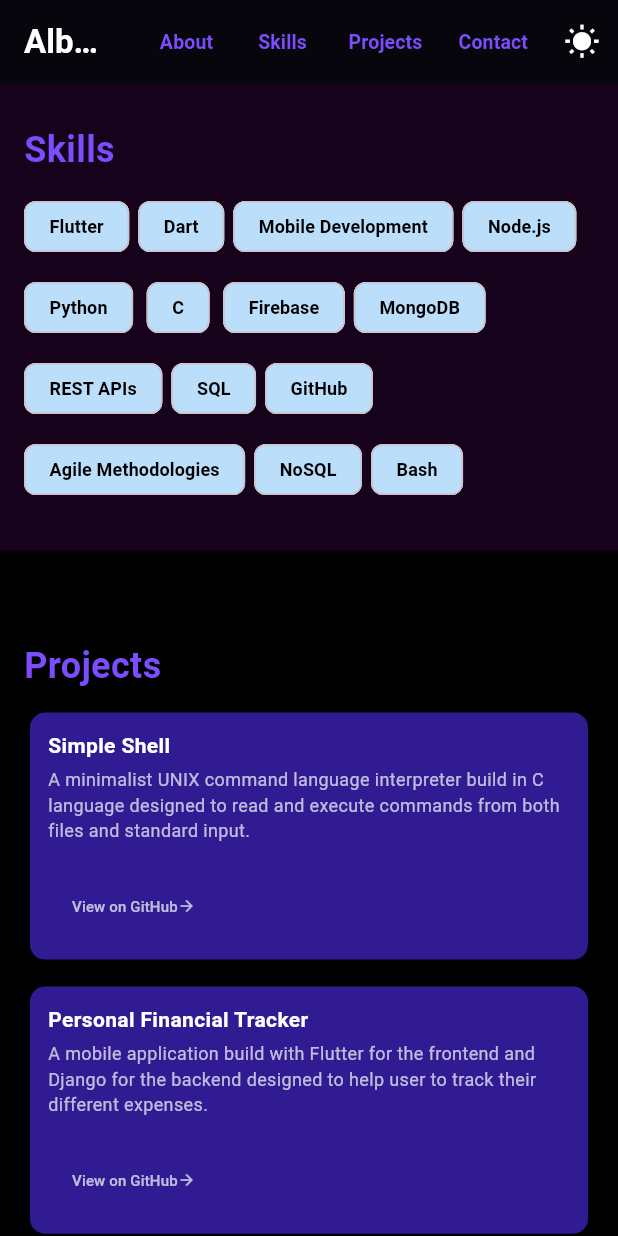
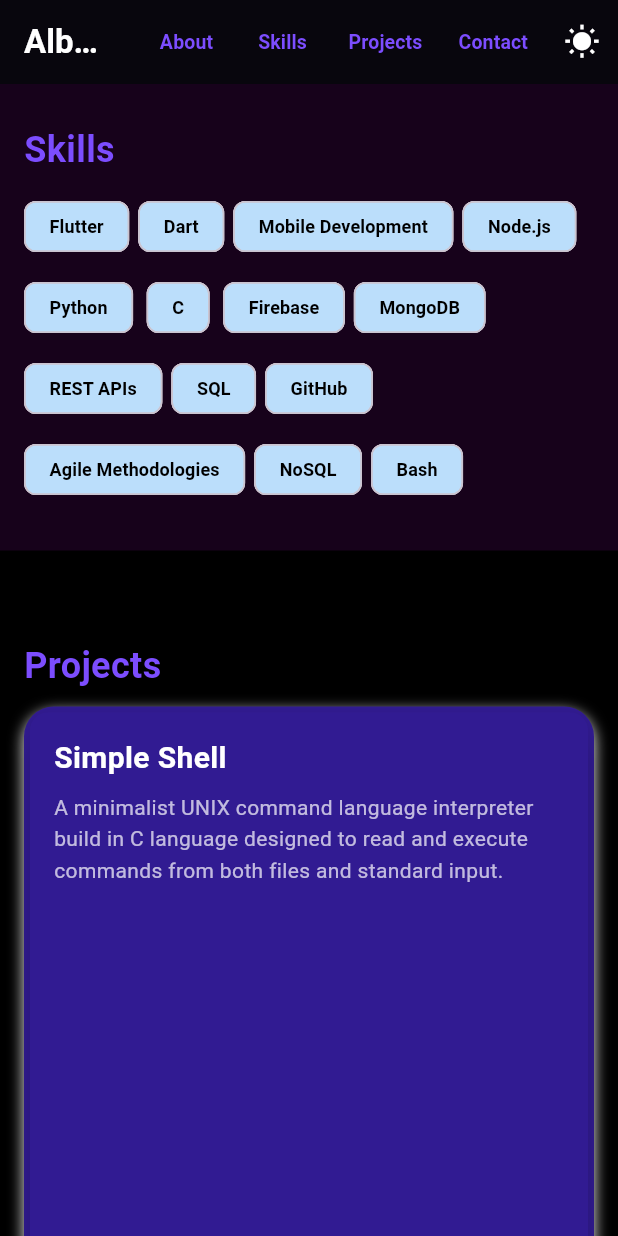
Before and after one commit to DTAJ095/portfolio-project, a Flutter app: the screen it shows after launch, scrolled down 576 dp, on a phone screen of 412 x 824 dp. Run offline on Flutter 3.47's test engine with Material 3 defaults, Android fonts, the phone set to English and light mode, and no system bars; our stand-ins replace font_awesome_flutter, google_fonts; network calls fail; Roboto replaces fonts that are missing (Aleo).

Commit message:
updated UI design

```diff
--- a/portfolio/lib/pages/home_page.dart
+++ b/portfolio/lib/pages/home_page.dart
@@ -400,15 +400,15 @@ class _PortfolioHomePageState extends State<PortfolioHomePage> {
         : Colors.deepPurple;
     final isMobile = screenWidth < 600;
     // Laptop: 900px-1400px, Desktop: >1400px, Tablet: 600-900px, Mobile: <600px
-    int crossAxisCount;
-    if (screenWidth >= 1400) {
-      crossAxisCount = 2;
-    } else if (screenWidth >= 900) {
-      crossAxisCount = 1;
-    } else {
-      crossAxisCount = 1;
-    }
-    final childAspectRatio = isMobile ? 2.2 : 3.5;
+    // int crossAxisCount;
+    // if (screenWidth >= 1400) {
+    //   crossAxisCount = 1;
+    // } else if (screenWidth >= 900) {
+    //   crossAxisCount = 1;
+    // } else {
+    //   crossAxisCount = 1;
+    // }
+    // final childAspectRatio = isMobile ? 2.2 : 3.5;
     return Padding(
       key: key,
       padding: EdgeInsets.symmetric(
@@ -429,76 +429,118 @@ class _PortfolioHomePageState extends State<PortfolioHomePage> {
             ),
           ),
           SizedBox(height: isMobile ? 10 : 20),
-          GridView.builder(
+          ListView.separated(
             shrinkWrap: true,
-            physics: AlwaysScrollableScrollPhysics(),
+            physics: NeverScrollableScrollPhysics(),
+            scrollDirection: Axis.vertical,
             itemCount: projects.length,
-            gridDelegate: SliverGridDelegateWithFixedCrossAxisCount(
-              crossAxisCount: crossAxisCount,
-              crossAxisSpacing: 10.0,
-              mainAxisSpacing: 10.0,
-              childAspectRatio: childAspectRatio,
-            ),
             itemBuilder: (context, index) {
-              return _buildProjectCard(projects[index], isMobile);
+              return Padding(
+                padding: const EdgeInsets.only(bottom: 12.0),
+                child: _buildProjectContainer(projects[index], isMobile),
+              );
+            },
+            separatorBuilder: (BuildContext context, int index) {
+              return SizedBox(height: isMobile ? 20 : 30);
             },
           ),
+          // GridView.builder(
+          //   shrinkWrap: true,
+          //   physics: AlwaysScrollableScrollPhysics(),
+          //   itemCount: projects.length,
+          //   gridDelegate: SliverGridDelegateWithFixedCrossAxisCount(
+          //     crossAxisCount: crossAxisCount,
+          //     crossAxisSpacing: 10.0,
+          //     mainAxisSpacing: 10.0,
+          //     childAspectRatio: childAspectRatio,
+          //   ),
+          //   itemBuilder: (context, index) {
+          //     return _buildProjectCard(projects[index], isMobile);
+          //   },
+          // ),
         ],
       ),
     );
   }
 
-  Widget _buildProjectCard(Map<String, String> project, bool isMobile) {
-    final cardTextColor = _isDarkMode ? Colors.white : Colors.black87;
-    final cardDescColor = _isDarkMode ? Colors.white70 : Colors.black54;
-    final cardBgColor = _isDarkMode
+  Widget _buildProjectContainer(Map<String, String> project, bool isMobile) {
+    final textColor = _isDarkMode ? Colors.white : Colors.black87;
+    final desColor = _isDarkMode ? Colors.white70 : Colors.black54;
+    final backgroundColor = _isDarkMode
         ? Colors.deepPurple.shade900
         : Colors.blue.shade100;
-    return Card(
-      elevation: 4,
-      color: cardBgColor,
-      shape: RoundedRectangleBorder(borderRadius: BorderRadius.circular(10)),
+    return Container(
+      height: 500,
+      decoration: BoxDecoration(
+        color: backgroundColor,
+        borderRadius: BorderRadius.circular(20.0),
+        boxShadow: [
+          BoxShadow(
+            color: _isDarkMode ? Colors.white : Colors.black12,
+            blurRadius: 8,
+            offset: Offset(0, 4),
+          ),
+        ],
+      ),
+      child: Card(
+        elevation: 10,
+        color: backgroundColor,
         child: Padding(
-        padding: EdgeInsets.all(isMobile ? 12.0 : 20.0),
+          padding: EdgeInsets.all(isMobile ? 16.0 : 24.0),
           child: Column(
             crossAxisAlignment: CrossAxisAlignment.start,
             children: [
               Text(
-              project['name']!,
-              style: TextStyle(
-                fontSize: isMobile ? 14 : 24,
+                project['name'] ?? 'Project Name',
+                style: GoogleFonts.readexPro(
+                  textStyle: TextStyle(
+                    fontSize: isMobile ? 20 : 24,
                     fontWeight: FontWeight.bold,
-                color: cardTextColor,
+                    color: textColor,
                   ),
                 ),
-            SizedBox(height: isMobile ? 4 : 8),
-            Text(
-              project['description']!,
+              ),
+              SizedBox(height: isMobile ? 8 : 12),
+              Expanded(
+                child: Text(
+                  project['description'] ?? 'Project Description',
                   style: GoogleFonts.aleo(
                     textStyle: TextStyle(
-                  fontSize: isMobile ? 12 : 16,
-                  color: cardDescColor,
+                      fontSize: isMobile ? 14 : 16,
+                      color: desColor,
+                      height: 1.5,
+                    ),
                   ),
                 ),
               ),
               Spacer(),
-            MaterialButton(
-              onPressed: () => _launchURL(project['link']!),
+              InkWell(
+                onHover: (value) => _isHovering(),
+                highlightColor: _isDarkMode
+                    ? Colors.deepPurpleAccent.withAlpha(30)
+                    : Colors.deepPurple.withAlpha(30),
+                customBorder: RoundedRectangleBorder(
+                  borderRadius: BorderRadius.circular(8),
+                ),
+                borderRadius: BorderRadius.circular(8),
+                onTap: () => {
+                  if (project['link'] != null) {_launchURL(project['link']!)},
+                },
                 child: Row(
                   children: [
                     Text(
-                    'View on GitHub',
-                    style: GoogleFonts.aleo(
+                      'View Project',
+                      style: GoogleFonts.readexPro(
                         textStyle: TextStyle(
-                        fontSize: isMobile ? 10 : 14,
-                        color: cardDescColor,
+                          fontSize: isMobile ? 14 : 16,
+                          color: Colors.white,
                         ),
                       ),
                     ),
                     Icon(
                       Icons.arrow_forward,
-                    size: isMobile ? 12 : 16,
-                    color: cardDescColor,
+                      color: Colors.white,
+                      size: isMobile ? 16 : 20,
                     ),
                   ],
                 ),
@@ -506,15 +548,78 @@ class _PortfolioHomePageState extends State<PortfolioHomePage> {
             ],
           ),
         ),
+      ),
     );
   }
 
+  late AnimationController animationController;
+  void _isHovering() {}
+  // Widget _buildProjectCard(Map<String, String> project, bool isMobile) {
+  //   final cardTextColor = _isDarkMode ? Colors.white : Colors.black87;
+  //   final cardDescColor = _isDarkMode ? Colors.white70 : Colors.black54;
+  //   final cardBgColor = _isDarkMode
+  //       ? Colors.deepPurple.shade900
+  //       : Colors.blue.shade100;
+  //   return StatefulBuilder(
+  //     builder: (context, setState) {
+  //       return InkWell(
+  //         onTap: () {
+  //           if (project['link'] != null) {
+  //             _launchURL(project['link']!);
+  //           }
+  //         },
+  //         onHover: (value) => setState(() {}),
+  //         child: AnimatedContainer(
+  //           duration: Duration(milliseconds: 300),
+  //           curve: Curves.easeInOut,
+  //           decoration: BoxDecoration(
+  //             color: cardBgColor,
+  //             borderRadius: BorderRadius.circular(15),
+  //           ),
+  //           child: Padding(
+  //             padding: EdgeInsets.all(isMobile ? 12.0 : 20.0),
+  //             child: Column(
+  //               crossAxisAlignment: CrossAxisAlignment.start,
+  //               children: [
+  //                 Text(
+  //                   project['name'] ?? 'Project Name',
+  //                   style: GoogleFonts.readexPro(
+  //                     textStyle: TextStyle(
+  //                       fontSize: isMobile ? 16 : 20,
+  //                       fontWeight: FontWeight.bold,
+  //                       color: cardTextColor,
+  //                     ),
+  //                   ),
+  //                 ),
+  //                 SizedBox(height: isMobile ? 6 : 10),
+  //                 Expanded(
+  //                   child: Text(
+  //                     project['description'] ?? 'Project Description',
+  //                     style: GoogleFonts.aleo(
+  //                       textStyle: TextStyle(
+  //                         fontSize: isMobile ? 12 : 14,
+  //                         color: cardDescColor,
+  //                         height: 1.4,
+  //                       ),
+  //                     ),
+  //                   ),
+  //                 ),
+  //               ],
+  //             ),
+  //           ),
+  //         ),
+  //       );
+  //     },
+  //   );
+  // }
   void _launchURL(String url) async {
     if (await canLaunchUrl(Uri.parse(url))) {
       await launchUrl(Uri.parse(url));
     } else {
       // You can show a SnackBar or an alert dialog here
-      SnackBar(content: Text(url));
+      ScaffoldMessenger.of(
+        context,
+      ).showSnackBar(SnackBar(content: Text('Could not launch $url')));
     }
   }
 
```
Lines whose indentation alone changed are shown as unchanged.
